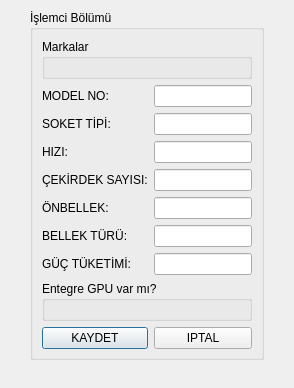
Before: the Qt Designer form UI/VeriFormlari/tmoislemcitanimlamaformu.ui in onur35iii/TeknolojiMarketiOtomasyonu, drawn with Qt 5.
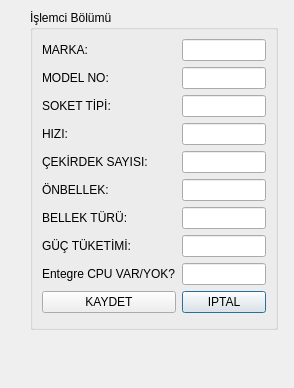
After: the same form once the commit is applied.

Commit message: Form pencere revizasyonu

What changed in the file:
```diff
--- a/UI/VeriFormlari/tmoislemcitanimlamaformu.ui
+++ b/UI/VeriFormlari/tmoislemcitanimlamaformu.ui
@@ -18,66 +18,23 @@
     <rect>
      <x>30</x>
      <y>10</y>
-     <width>234</width>
-     <height>350</height>
+     <width>248</width>
+     <height>320</height>
     </rect>
    </property>
    <property name="title">
     <string>İşlemci Bölümü</string>
    </property>
-   <layout class="QGridLayout" name="gridLayout_3">
-    <item row="0" column="0" colspan="2">
-     <widget class="QGroupBox" name="GBMarkalar">
-      <property name="title">
-       <string>Markalar</string>
-      </property>
-      <layout class="QGridLayout" name="gridLayout">
-       <item row="0" column="0">
-        <widget class="QRadioButton" name="RBIntel">
-         <property name="text">
-          <string>INTEL</string>
-         </property>
-        </widget>
-       </item>
-       <item row="0" column="1">
-        <widget class="QRadioButton" name="RBAMD">
-         <property name="text">
-          <string>AMD</string>
-         </property>
-        </widget>
-       </item>
-      </layout>
-     </widget>
-    </item>
-    <item row="1" column="0">
-     <widget class="QLabel" name="LModelNo">
+   <layout class="QGridLayout" name="gridLayout">
+    <item row="9" column="1">
+     <widget class="QPushButton" name="PBIptal">
       <property name="text">
-       <string>MODEL NO:</string>
+       <string>IPTAL</string>
       </property>
      </widget>
     </item>
-    <item row="1" column="1">
-     <widget class="QLineEdit" name="LEModelNo"/>
-    </item>
-    <item row="2" column="0">
-     <widget class="QLabel" name="LSoketTipi">
-      <property name="text">
-       <string>SOKET TİPİ:</string>
-      </property>
-     </widget>
-    </item>
-    <item row="2" column="1">
-     <widget class="QLineEdit" name="LESoketTipi"/>
-    </item>
-    <item row="3" column="0">
-     <widget class="QLabel" name="LHizi">
-      <property name="text">
-       <string>HIZI:</string>
-      </property>
-     </widget>
-    </item>
-    <item row="3" column="1">
-     <widget class="QLineEdit" name="LEHizi"/>
+    <item row="7" column="1">
+     <widget class="QLineEdit" name="LEGucTuketimi"/>
     </item>
     <item row="4" column="0">
      <widget class="QLabel" name="LCekirdekSayisi">
@@ -86,18 +43,38 @@
       </property>
      </widget>
     </item>
+    <item row="3" column="0">
+     <widget class="QLabel" name="LHizi">
+      <property name="text">
+       <string>HIZI:</string>
+      </property>
+     </widget>
+    </item>
+    <item row="2" column="1">
+     <widget class="QLineEdit" name="LESoketTipi"/>
+    </item>
     <item row="4" column="1">
      <widget class="QLineEdit" name="LECekirdekSayisi"/>
     </item>
-    <item row="5" column="0">
-     <widget class="QLabel" name="LOnBellek">
+    <item row="3" column="1">
+     <widget class="QLineEdit" name="LEHizi"/>
+    </item>
+    <item row="1" column="1">
+     <widget class="QLineEdit" name="LEModelNo"/>
+    </item>
+    <item row="2" column="0">
+     <widget class="QLabel" name="LSoketTipi">
       <property name="text">
-       <string>ÖNBELLEK:</string>
+       <string>SOKET TİPİ:</string>
       </property>
      </widget>
     </item>
-    <item row="5" column="1">
-     <widget class="QLineEdit" name="LEOnbellek"/>
+    <item row="1" column="0">
+     <widget class="QLabel" name="LModelNo">
+      <property name="text">
+       <string>MODEL NO:</string>
+      </property>
+     </widget>
     </item>
     <item row="6" column="0">
      <widget class="QLabel" name="LBellekTuru">
@@ -106,8 +83,8 @@
       </property>
      </widget>
     </item>
-    <item row="6" column="1">
-     <widget class="QLineEdit" name="LEBellekTuru"/>
+    <item row="0" column="1">
+     <widget class="QLineEdit" name="LEMarka"/>
     </item>
     <item row="7" column="0">
      <widget class="QLabel" name="LGucTuketimi">
@@ -116,32 +93,26 @@
       </property>
      </widget>
     </item>
-    <item row="7" column="1">
-     <widget class="QLineEdit" name="LEGucTuketimi"/>
+    <item row="5" column="1">
+     <widget class="QLineEdit" name="LEOnbellek"/>
     </item>
-    <item row="8" column="0" colspan="2">
-     <widget class="QGroupBox" name="GBEntegreGPUvarmi">
-      <property name="title">
-       <string>Entegre GPU var mı?</string>
+    <item row="5" column="0">
+     <widget class="QLabel" name="LOnBellek">
+      <property name="text">
+       <string>ÖNBELLEK:</string>
       </property>
-      <layout class="QGridLayout" name="gridLayout_2">
-       <item row="0" column="0">
-        <widget class="QRadioButton" name="RBVar">
-         <property name="text">
-          <string>VAR</string>
-         </property>
-        </widget>
-       </item>
-       <item row="0" column="1">
-        <widget class="QRadioButton" name="RBYok">
-         <property name="text">
-          <string>YOK</string>
-         </property>
-        </widget>
-       </item>
-      </layout>
      </widget>
     </item>
+    <item row="0" column="0">
+     <widget class="QLabel" name="LMarka">
+      <property name="text">
+       <string>MARKA:</string>
+      </property>
+     </widget>
+    </item>
+    <item row="6" column="1">
+     <widget class="QLineEdit" name="LEBellekTuru"/>
+    </item>
     <item row="9" column="0">
      <widget class="QPushButton" name="PBKaydet">
       <property name="text">
@@ -149,13 +120,16 @@
       </property>
      </widget>
     </item>
-    <item row="9" column="1">
-     <widget class="QPushButton" name="PBIptal">
+    <item row="8" column="0">
+     <widget class="QLabel" name="LEntegreCPU">
       <property name="text">
-       <string>IPTAL</string>
+       <string>Entegre CPU VAR/YOK?</string>
       </property>
      </widget>
     </item>
+    <item row="8" column="1">
+     <widget class="QLineEdit" name="LEEntegreCPU"/>
+    </item>
    </layout>
   </widget>
  </widget>
```
Left out of the diff: 48 changed lines with no effect on the pictures. The commit also changes 6 other files.
